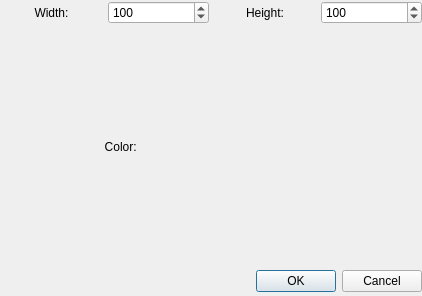
Qt form solidcolorlayerdialog.ui (JanisAndisLapans/Photoshop) before a commit.
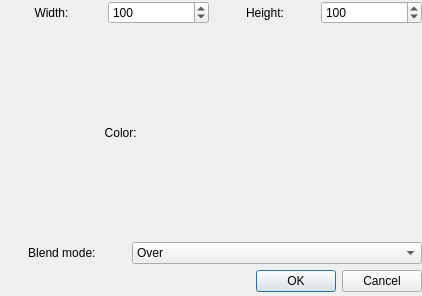
The same form after that commit. Custom widgets are drawn as their Qt base class.

Commit message: Pievienoti jauksanaas rezimi slaniem/ Added blend modes for layers

Diff of the .ui file:
```diff
--- a/solidcolorlayerdialog.ui
+++ b/solidcolorlayerdialog.ui
@@ -22,7 +22,7 @@
      <height>291</height>
     </rect>
    </property>
-   <layout class="QVBoxLayout" name="verticalLayout">
+   <layout class="QVBoxLayout" name="verticalLayout" stretch="25,15,10,20">
     <item>
      <layout class="QHBoxLayout" name="horizontalLayout">
       <item>
@@ -126,6 +126,44 @@
       </item>
      </layout>
     </item>
+    <item>
+     <layout class="QHBoxLayout" name="horizontalLayout_3" stretch="30,70">
+      <item>
+       <widget class="QLabel" name="label_4">
+        <property name="text">
+         <string>Blend mode: </string>
+        </property>
+        <property name="alignment">
+         <set>Qt::AlignCenter</set>
+        </property>
+       </widget>
+      </item>
+      <item>
+       <widget class="QComboBox" name="modeComboBox">
+        <item>
+         <property name="text">
+          <string>Over</string>
+         </property>
+        </item>
+        <item>
+         <property name="text">
+          <string>Overlay</string>
+         </property>
+        </item>
+        <item>
+         <property name="text">
+          <string>Screen</string>
+         </property>
+        </item>
+        <item>
+         <property name="text">
+          <string>Multiply</string>
+         </property>
+        </item>
+       </widget>
+      </item>
+     </layout>
+    </item>
     <item>
      <widget class="QDialogButtonBox" name="buttonBox">
       <property name="orientation">
```
The commit also changes 11 other files.
